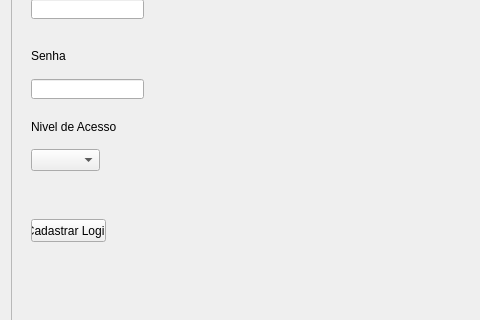
Senac-SOR-ADS/Mapa-de-Sala, file App/view/ui/cadastroLogin.ui: the form before one commit; both pictures show x 0 to 480 and y 132 to 452 of the 757 by 583 pixel window.
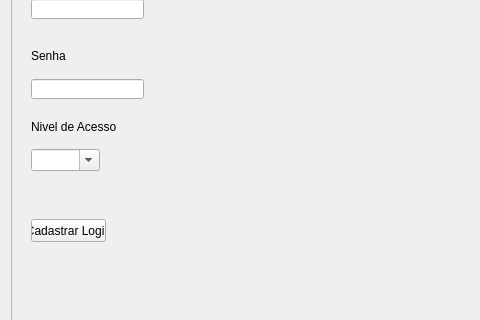
The form after the commit.

Patch:
```diff
--- a/App/view/ui/cadastroLogin.ui
+++ b/App/view/ui/cadastroLogin.ui
@@ -51,6 +51,9 @@
         <height>22</height>
        </rect>
       </property>
+      <property name="editable">
+       <bool>true</bool>
+      </property>
      </widget>
      <widget class="QLabel" name="label">
       <property name="geometry">
```
